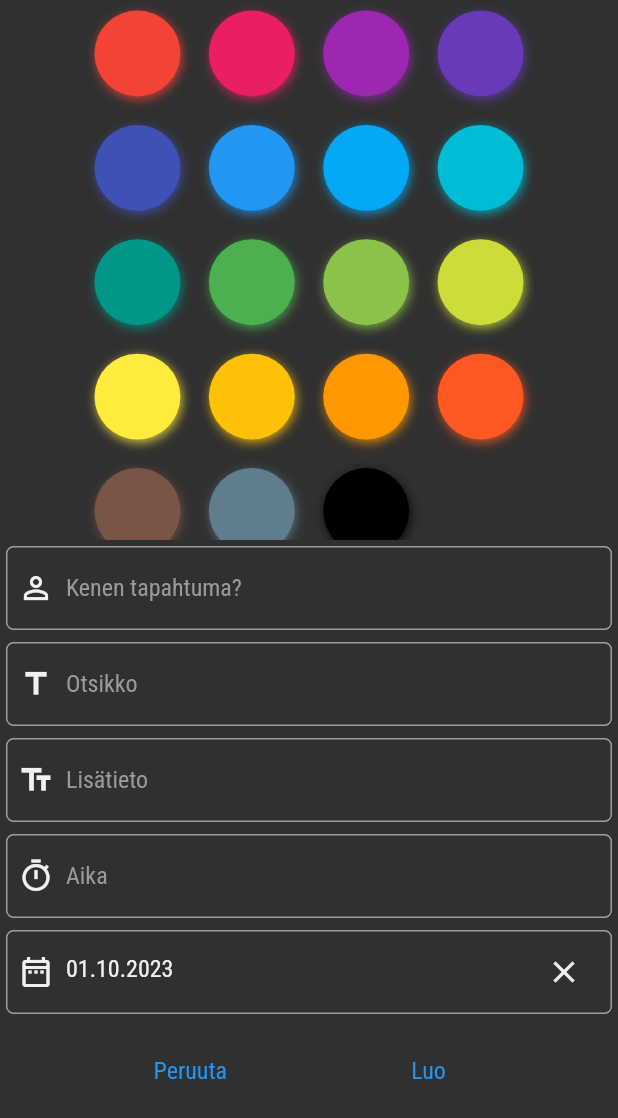
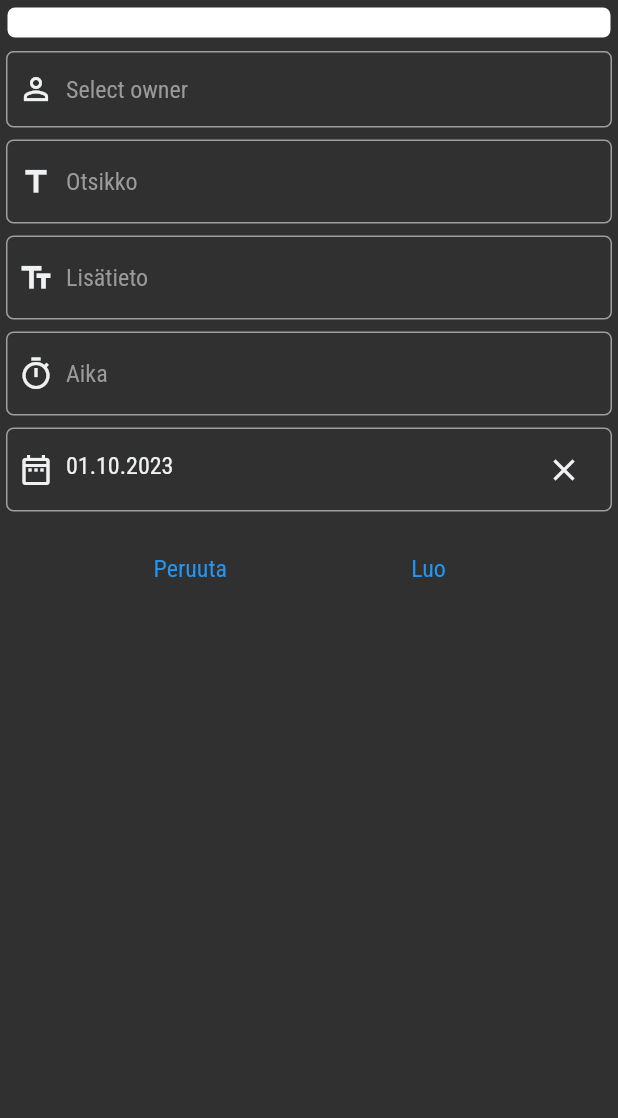
Before and after one commit to Nikomanty/HomeCloud, a Flutter app: the EventCreateEditForm widget shown alone on an empty page, opened directly, on a phone screen of 412 x 824 dp. Shown: the top 1118 px of the screen. Run offline on Flutter 3.47's test engine with Material 2 defaults, Android fonts, the phone set to English and light mode, and no system bars; drawn by our look-alikes of flutter_colorpicker; our stand-ins replace bloc, cloud_firestore, equatable, firebase_core, flutter_bloc, google_fonts and 1 more; accounts and stored records are empty; generated files the repository leaves out were written again; network calls fail; statements that could not run were skipped.

Commit message:
Changed event owner to be selectable, color is fixed to specific owner

```diff
--- a/lib/src/features/calendar/view/forms/event_create_edit_form.dart
+++ b/lib/src/features/calendar/view/forms/event_create_edit_form.dart
@@ -4,6 +4,7 @@ import 'package:flutter_bloc/flutter_bloc.dart';
 import 'package:flutter_colorpicker/flutter_colorpicker.dart';
 import 'package:home_cloud/src/core/constants/app_colors.dart';
 import 'package:home_cloud/src/core/constants/shared_strings.dart';
+import 'package:home_cloud/src/core/constants/styles.dart';
 import 'package:home_cloud/src/core/utils/date_formatters.dart';
 import 'package:home_cloud/src/core/utils/utils.dart';
 import 'package:home_cloud/src/features/calendar/cubit/calendar_cubit.dart';
@@ -29,12 +30,12 @@ class EventCreateEditForm extends StatefulWidget {
 class _EventCreateEditFormState extends State<EventCreateEditForm> {
   final _formKey = GlobalKey<FormState>();
 
-  TextEditingController eventOwnerTextController = TextEditingController();
+  String eventOwner = "";
   TextEditingController eventTitleTextController = TextEditingController();
   TextEditingController eventDescriptionTextController =
       TextEditingController();
 
-  Color eventColor = CalendarUtils.availableItemColors()[0];
+  Color eventColor = Colors.white;
   DateTime? eventTime;
   late DateTime eventDate;
 
@@ -43,7 +44,7 @@ class _EventCreateEditFormState extends State<EventCreateEditForm> {
     super.initState();
     eventDate = widget.selectedDate ?? DateTime.now();
     if (widget.model != null) {
-      eventOwnerTextController.text = widget.model!.eventOwner ?? "";
+      eventOwner = widget.model!.eventOwner ?? "";
       eventTitleTextController.text = widget.model!.eventTitle;
       eventDescriptionTextController.text =
           widget.model!.eventDescription ?? "";
@@ -60,13 +61,10 @@ class _EventCreateEditFormState extends State<EventCreateEditForm> {
       child: Column(
         crossAxisAlignment: CrossAxisAlignment.center,
         children: [
-          _eventColorPicker(),
+          _buildColorIndicator(),
           FormFieldContainer(
             fieldIcon: Icons.person_outline,
-            child: FormTextInputField(
-              hintText: CalendarStrings.ownerHintText,
-              stringToUpdateTextController: eventOwnerTextController,
-            ),
+            child: _buildEventOwnerSelection(),
           ),
           FormFieldContainer(
             fieldIcon: Icons.title_outlined,
@@ -107,32 +105,77 @@ class _EventCreateEditFormState extends State<EventCreateEditForm> {
     );
   }
 
-  Widget _eventColorPicker() {
-    return Row(
-      mainAxisAlignment: MainAxisAlignment.center,
-      children: [
-        BlockPicker(
-          pickerColor: eventColor,
-          itemBuilder: (color, isCurrentColor, changeColor) {
-            return RoundedEventColorPickerItem(
-              color: color,
-              isCurrentColor: isCurrentColor,
-              changeColor: changeColor,
-            );
-          },
-          layoutBuilder: (context, colors, child) {
-            return Row(
-              children: CalendarUtils.availableItemColors().map((color) {
-                return child(color);
-              }).toList(),
-            );
-          },
-          onColorChanged: (color) {
-            eventColor = color;
-          },
+  Widget _buildColorIndicator() {
+    return Padding(
+      padding: const EdgeInsets.all(5),
+      child: Container(
+        width: double.infinity,
+        height: 20,
+        decoration: BoxDecoration(
+          borderRadius: Styles.smallRoundedCorner,
+          shape: BoxShape.rectangle,
+          color: eventColor,
         ),
-      ],
+      ),
     );
+  }
+
+  Widget _buildEventOwnerSelection() {
+    return PopupMenuButton(
+      splashRadius: 0,
+      onSelected: (value) => _setOwner("$value"),
+      position: PopupMenuPosition.under,
+      itemBuilder: (context) => CalendarUtils.eventOwners()
+          .map(
+            (eventOwner) => PopupMenuItem<String>(
+              value: eventOwner,
+              child: Text(
+                eventOwner,
+                style: Theme.of(context).textTheme.bodyMedium,
+              ),
+            ),
+          )
+          .toList(),
+      child: Padding(
+        padding: const EdgeInsets.symmetric(vertical: 12.0),
+        child: Text(
+          eventOwner.isNotEmpty ? eventOwner : "Select owner",
+          style: Theme.of(context).textTheme.bodyMedium?.copyWith(
+                color: eventOwner.isNotEmpty
+                    ? AppColors.onPrimary
+                    : AppColors.onPrimaryVariant,
+              ),
+        ),
+      ),
+    );
+  }
+
+  void _setOwner(String value) {
+    setState(() {
+      switch (value) {
+        case "Niko":
+          eventColor = Colors.green;
+          break;
+        case "Minna":
+          eventOwner = "Minna";
+          eventColor = Colors.red.shade300;
+          break;
+        case "Melina":
+          eventOwner = "Melina";
+          eventColor = Colors.orange.shade300;
+          break;
+        case "Rasmus":
+          eventOwner = "Rasmus";
+          eventColor = Colors.blue.shade300;
+          break;
+        case "Yhteinen":
+          eventOwner = "Yhteinen";
+          eventColor = Colors.white;
+          break;
+        default:
+          throw UnimplementedError();
+      }
+    });
   }
 
   FormFieldContainer _eventTimePicker() {
@@ -203,10 +246,10 @@ class _EventCreateEditFormState extends State<EventCreateEditForm> {
   }
 
   void _publishEventToDatabase() {
-    context.read<CalendarCubit>().createData(
+    BlocProvider.of<CalendarCubit>(context).createData(
       widget.model?.documentId,
       {
-        "eventOwner": eventOwnerTextController.text,
+        "eventOwner": eventOwner,
         "eventTitle": eventTitleTextController.text,
         "eventColor": eventColor.value,
         "eventDescription": eventDescriptionTextController.text,
--- a/lib/src/features/calendar/view/utils/calendar_utils.dart
+++ b/lib/src/features/calendar/view/utils/calendar_utils.dart
@@ -4,12 +4,13 @@ import 'package:intl/intl.dart';
 import 'package:table_calendar/table_calendar.dart';
 
 class CalendarUtils {
-  static List<Color> availableItemColors() {
+  static List<String> eventOwners() {
     return [
-      Colors.white,
-      Colors.green,
-      Colors.red.shade300,
-      Colors.orange.shade300,
+      "Niko",
+      "Minna",
+      "Melina",
+      "Rasmus",
+      "Yhteinen",
     ];
   }
 
```
Also changed, not shown: lib/src/core/utils/utils.dart (+12 -2 lines).
